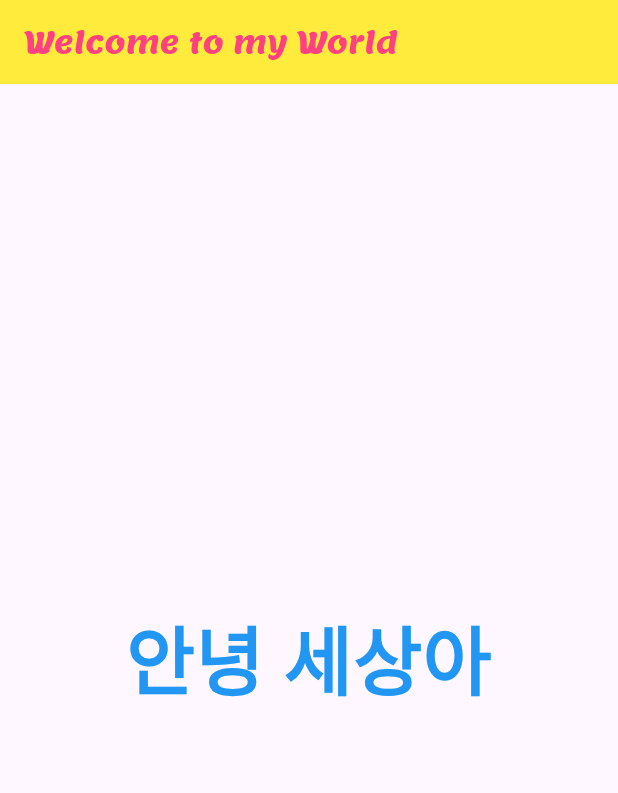
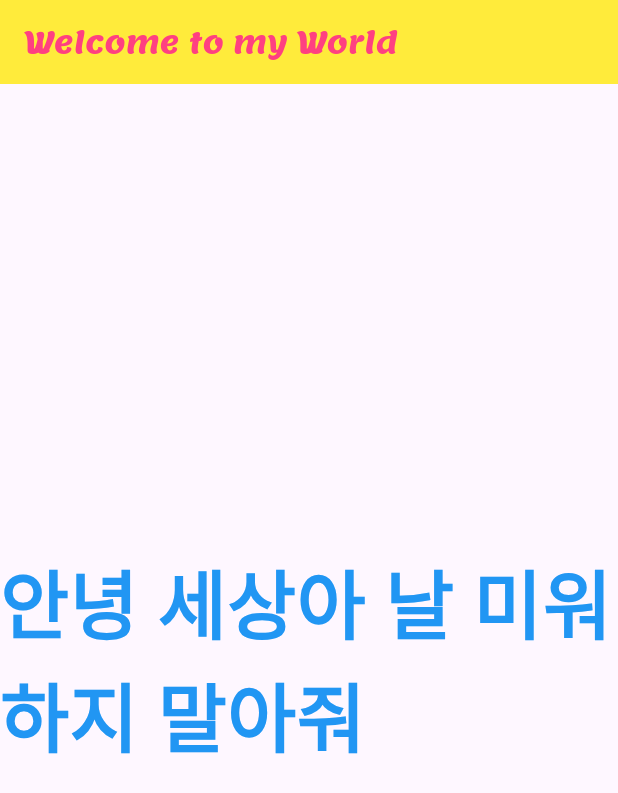
Before and after one commit to KimHyunSookhs/fontpr, a Flutter app: the screen it shows after launch, on a phone screen of 412 x 824 dp. Shown: the top 793 px of the screen. Run offline on Flutter 3.47's test engine with Material 3 defaults, Android fonts, the phone set to English and light mode, and no system bars; Roboto replaces fonts that are missing (Diphylleia).

Commit message:
Update message main.dart

```diff
--- a/lib/main.dart
+++ b/lib/main.dart
@@ -26,7 +26,7 @@ class MyApp extends StatelessWidget {
               fontSize: 20 )),
         ),
       body: Center(
-        child: Text( '안녕 세상아',
+        child: Text( '안녕 세상아 날 미워하지 말아줘',
         style: TextStyle(
             color: Colors.blue,
             fontSize: 50,
```
